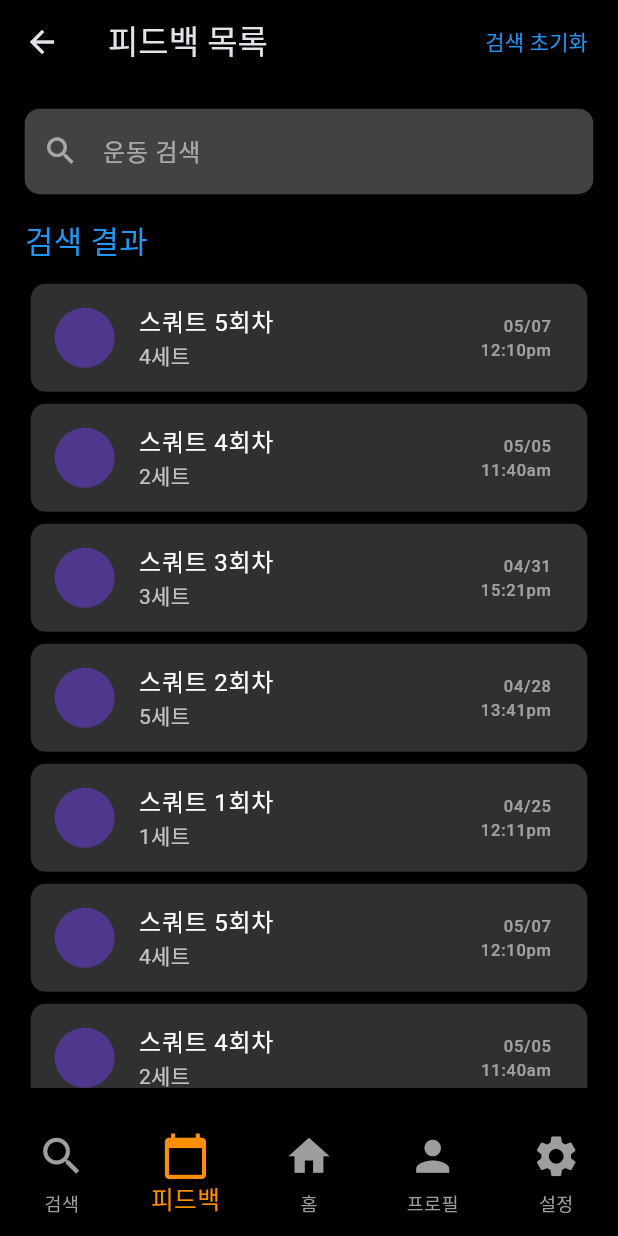
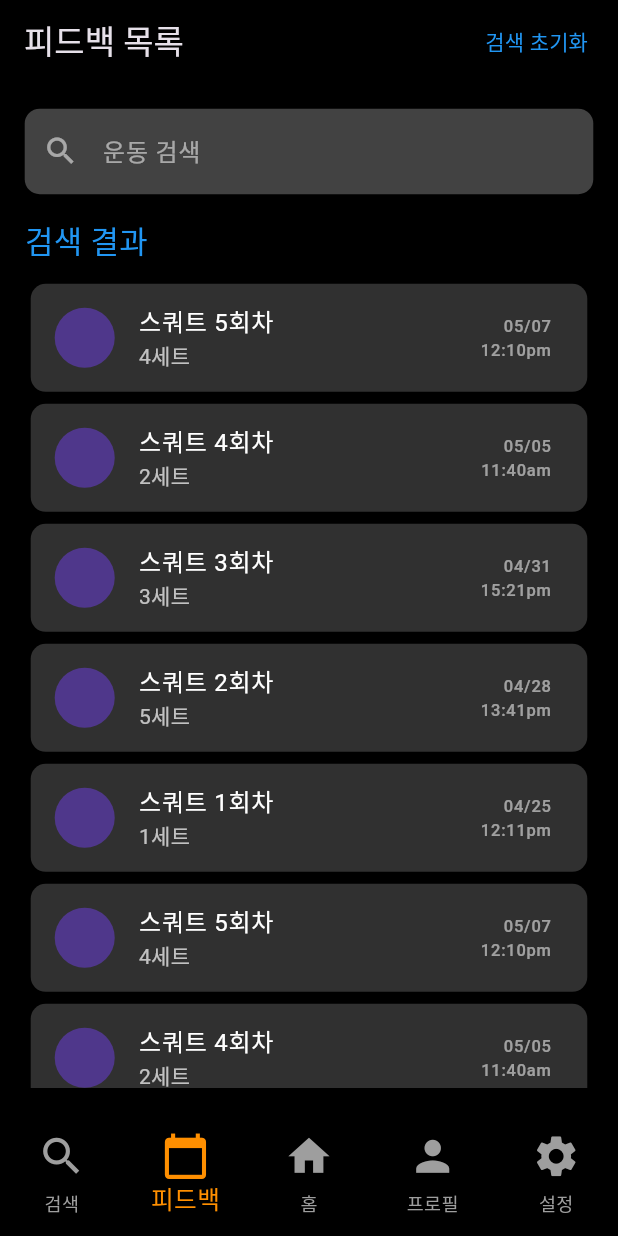
Before and after one commit to lifeisgenie/FitMotion, a Flutter app: the screen it shows after launch, item 2 of the bottom bar chosen, on a phone screen of 412 x 824 dp. Run offline on Flutter 3.47's test engine with Material 3 defaults, Android fonts, the phone set to English and light mode, and no system bars; our stand-ins replace camera, carousel_slider, shared_preferences; network calls fail.

```diff
--- a/FitMotion/lib/pages/feedback_list.dart
+++ b/FitMotion/lib/pages/feedback_list.dart
@@ -4,7 +4,6 @@ import 'package:FitMotion/pages/search.dart';
 import 'package:FitMotion/pages/setting.dart';
 import 'package:FitMotion/widgets/bottom_navigatorBar.dart';
 import 'package:flutter/material.dart';
-
 
 class FeedbackList extends StatefulWidget {
   @override
@@ -69,6 +68,7 @@ class _FeedbackList extends State<FeedbackList> {
       appBar: AppBar(
         title: Text('피드백 목록'),
         backgroundColor: Colors.black,
+        automaticallyImplyLeading: false,
         actions: [
           Padding(
             padding: const EdgeInsets.all(8.0),
--- a/FitMotion/lib/pages/index.dart
+++ b/FitMotion/lib/pages/index.dart
@@ -148,7 +148,7 @@ class _Index extends State<Index> {
             ),
             SizedBox(height: screenHeight * 0.02),
             Container(
-              height: screenHeight * 7, // ExerciseCard가 차지할 최대 높이
+              height: screenHeight * 4, // ExerciseCard가 차지할 최대 높이
               child: ExerciseCard(), // ExerciseCard 위젯을 사용합니다.
             ),
           ],
--- a/FitMotion/lib/pages/search.dart
+++ b/FitMotion/lib/pages/search.dart
@@ -136,6 +136,7 @@ class _SearchPage extends State<SearchPage> {
       appBar: AppBar(
         backgroundColor: Colors.black,
         title: Text('자세 교정'),
+        automaticallyImplyLeading: false,
       ),
       body: Padding(
         padding: const EdgeInsets.all(16.0),
--- a/FitMotion/pubspec.yaml
+++ b/FitMotion/pubspec.yaml
@@ -51,6 +51,7 @@ dependencies:
   flutter_spinkit: ^5.2.1
   shared_preferences: ^2.2.3
   carousel_slider: ^4.2.1
+  flutter_dotenv: ^5.0.2
 
   # The following adds the Cupertino Icons font to your application.
   # Use with the CupertinoIcons class for iOS style icons.
@@ -78,7 +79,6 @@ flutter:
 
   # To add assets to your application, add an assets section, like this:
 
-
   # An image asset can refer to one or more resolution-specific "variants", see
   # https://flutter.dev/assets-and-images/#resolution-aware
 
```
Also changed, not shown: FitMotion/pubspec.lock.
